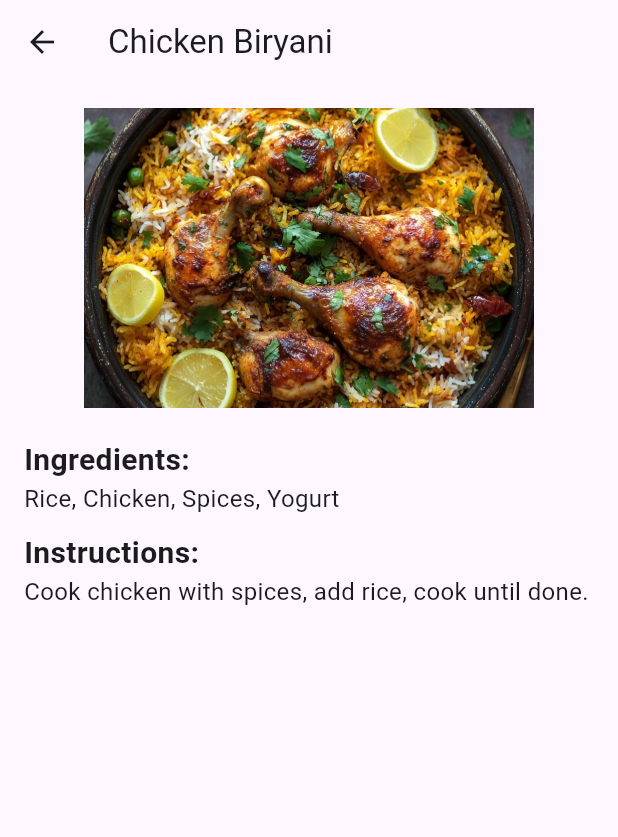
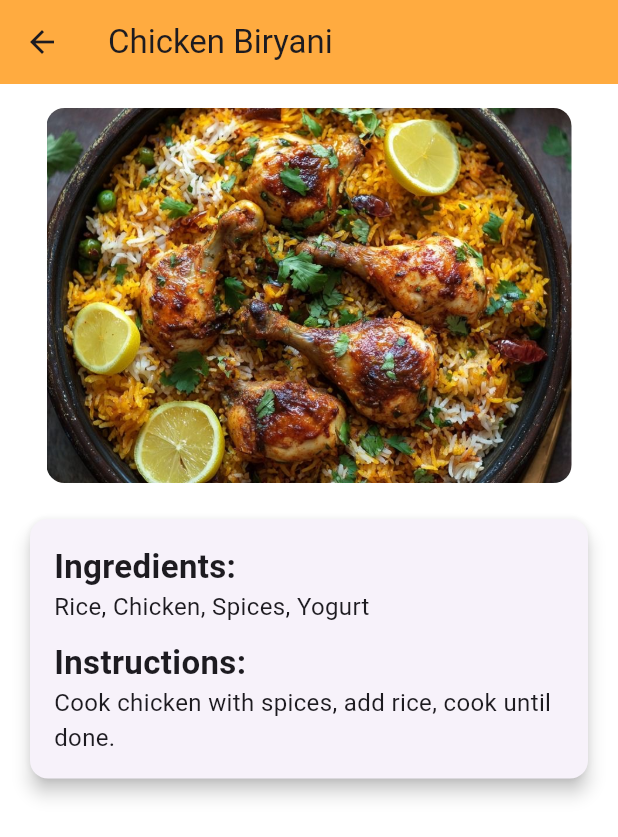
Before and after one commit to charan4112/Recipe_book-, a Flutter app: the screen it shows after launch, after a tap on "Chicken Biryani", on a phone screen of 412 x 824 dp. Shown: the top 837 px of the screen. Run offline on Flutter 3.47's test engine with Material 3 defaults, Android fonts, the phone set to English and light mode, and no system bars.

Commit message:
Added Search & Improved UI in Home & Details Screens

```diff
--- a/lib/details_screen.dart
+++ b/lib/details_screen.dart
@@ -8,20 +8,42 @@ class DetailsScreen extends StatelessWidget {
   @override
   Widget build(BuildContext context) {
     return Scaffold(
-      appBar: AppBar(title: Text(recipe["name"]!)),
-      body: Padding(
+      appBar: AppBar(
+        title: Text(recipe["name"]!),
+        backgroundColor: Colors.orangeAccent,
+      ),
+      body: SingleChildScrollView(
+        child: Padding(
           padding: const EdgeInsets.all(16.0),
           child: Column(
             crossAxisAlignment: CrossAxisAlignment.start,
             children: [
-            Center(child: Image.asset(recipe["image"]!, width: 300, height: 200, fit: BoxFit.cover)),
+              Center(
+                child: ClipRRect(
+                  borderRadius: BorderRadius.circular(12),
+                  child: Image.asset(recipe["image"]!, width: 350, height: 250, fit: BoxFit.cover),
+                ),
+              ),
               const SizedBox(height: 20),
-            Text("Ingredients:", style: const TextStyle(fontSize: 20, fontWeight: FontWeight.bold)),
+              Card(
+                elevation: 5,
+                shape: RoundedRectangleBorder(borderRadius: BorderRadius.circular(12)),
+                child: Padding(
+                  padding: const EdgeInsets.all(16.0),
+                  child: Column(
+                    crossAxisAlignment: CrossAxisAlignment.start,
+                    children: [
+                      const Text("Ingredients:", style: TextStyle(fontSize: 22, fontWeight: FontWeight.bold)),
                       Text(recipe["ingredients"]!, style: const TextStyle(fontSize: 16)),
                       const SizedBox(height: 10),
-            Text("Instructions:", style: const TextStyle(fontSize: 20, fontWeight: FontWeight.bold)),
+                      const Text("Instructions:", style: TextStyle(fontSize: 22, fontWeight: FontWeight.bold)),
                       Text(recipe["instructions"]!, style: const TextStyle(fontSize: 16)),
                     ],
+                  ),
+                ),
+              ),
+            ],
+          ),
         ),
       ),
     );
--- a/lib/home_screen.dart
+++ b/lib/home_screen.dart
@@ -41,26 +41,76 @@ final List<Map<String, String>> recipes = [
   }
 ];
 
-class HomeScreen extends StatelessWidget {
+class HomeScreen extends StatefulWidget {
   const HomeScreen({super.key});
+
+  @override
+  _HomeScreenState createState() => _HomeScreenState();
+}
+
+class _HomeScreenState extends State<HomeScreen> {
+  TextEditingController searchController = TextEditingController();
+  List<Map<String, String>> filteredRecipes = List.from(recipes);
+
+  void searchRecipes(String query) {
+    setState(() {
+      filteredRecipes = recipes
+          .where((recipe) =>
+              recipe["name"]!.toLowerCase().contains(query.toLowerCase()))
+          .toList();
+    });
+  }
 
   @override
   Widget build(BuildContext context) {
     return Scaffold(
-      appBar: AppBar(title: const Text('Recipe Book')),
-      body: ListView.builder(
-        itemCount: recipes.length,
+      appBar: AppBar(
+        title: const Text('Recipe Book'),
+        backgroundColor: Colors.orangeAccent,
+      ),
+      body: Padding(
+        padding: const EdgeInsets.all(8.0),
+        child: Column(
+          children: [
+            TextField(
+              controller: searchController,
+              decoration: InputDecoration(
+                hintText: "Search Recipes...",
+                prefixIcon: const Icon(Icons.search),
+                border:
+                    OutlineInputBorder(borderRadius: BorderRadius.circular(10)),
+              ),
+              onChanged: searchRecipes,
+            ),
+            const SizedBox(height: 10),
+            Expanded(
+              child: ListView.builder(
+                itemCount: filteredRecipes.length,
                 itemBuilder: (context, index) {
                   return Card(
-            margin: const EdgeInsets.all(8),
+                    shape: RoundedRectangleBorder(
+                        borderRadius: BorderRadius.circular(12)),
+                    elevation: 4,
+                    margin: const EdgeInsets.all(10),
                     child: ListTile(
-              leading: Image.asset(recipes[index]["image"]!, width: 60, height: 60, fit: BoxFit.cover),
-              title: Text(recipes[index]["name"]!, style: const TextStyle(fontSize: 18, fontWeight: FontWeight.bold)),
+                      leading: ClipRRect(
+                        borderRadius: BorderRadius.circular(8),
+                        child: Image.asset(filteredRecipes[index]["image"]!,
+                            width: 60, height: 60, fit: BoxFit.cover),
+                      ),
+                      title: Text(
+                        filteredRecipes[index]["name"]!,
+                        style: const TextStyle(
+                            fontSize: 18, fontWeight: FontWeight.bold),
+                      ),
+                      trailing: const Icon(Icons.arrow_forward_ios,
+                          color: Colors.grey),
                       onTap: () {
                         Navigator.push(
                           context,
                           MaterialPageRoute(
-                    builder: (context) => DetailsScreen(recipe: recipes[index]),
+                            builder: (context) =>
+                                DetailsScreen(recipe: filteredRecipes[index]),
                           ),
                         );
                       },
@@ -68,6 +118,10 @@ class HomeScreen extends StatelessWidget {
                   );
                 },
               ),
+            ),
+          ],
+        ),
+      ),
     );
   }
 }
--- a/lib/main.dart
+++ b/lib/main.dart
@@ -2,19 +2,21 @@ import 'package:flutter/material.dart';
 import 'home_screen.dart';
 
 void main() {
-  runApp(const RecipeBookApp());
+  runApp(const RecipeApp());
 }
 
-class RecipeBookApp extends StatelessWidget {
-  const RecipeBookApp({super.key});
+class RecipeApp extends StatelessWidget {
+  const RecipeApp({super.key});
 
   @override
   Widget build(BuildContext context) {
     return MaterialApp(
-      title: 'Recipe Book',
       debugShowCheckedModeBanner: false,
-      theme: ThemeData(primarySwatch: Colors.orange),
-      home: const HomeScreen(), // Set HomeScreen as the initial screen
+      theme: ThemeData(
+        primarySwatch: Colors.orange,
+        scaffoldBackgroundColor: Colors.white,
+      ),
+      home: const HomeScreen(),
     );
   }
 }
```
Lines whose indentation alone changed are shown as unchanged.
